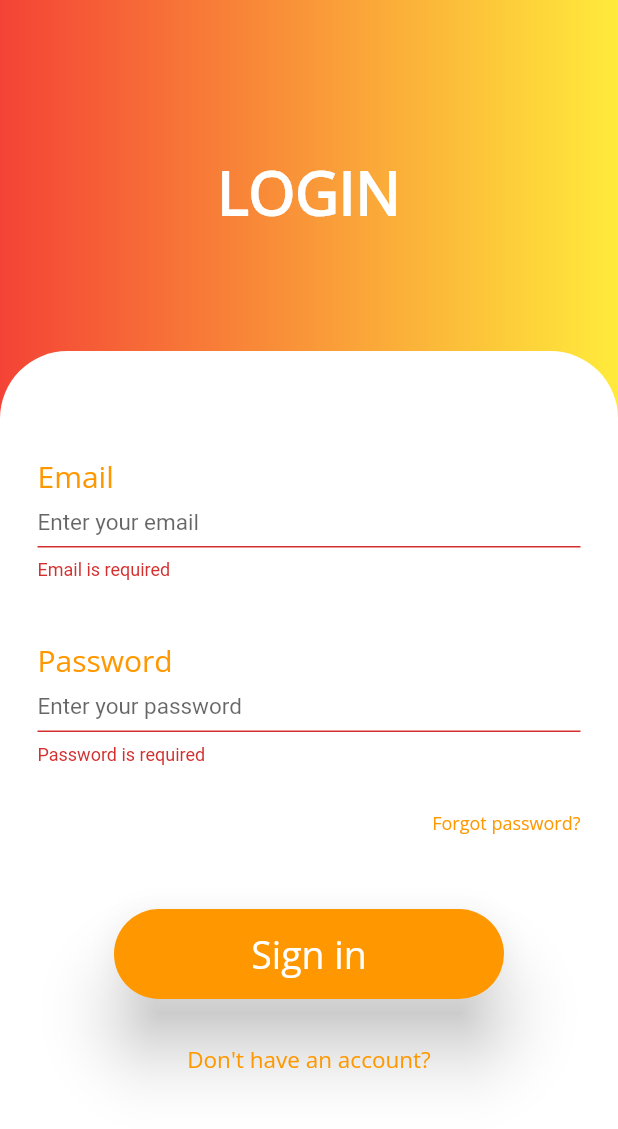
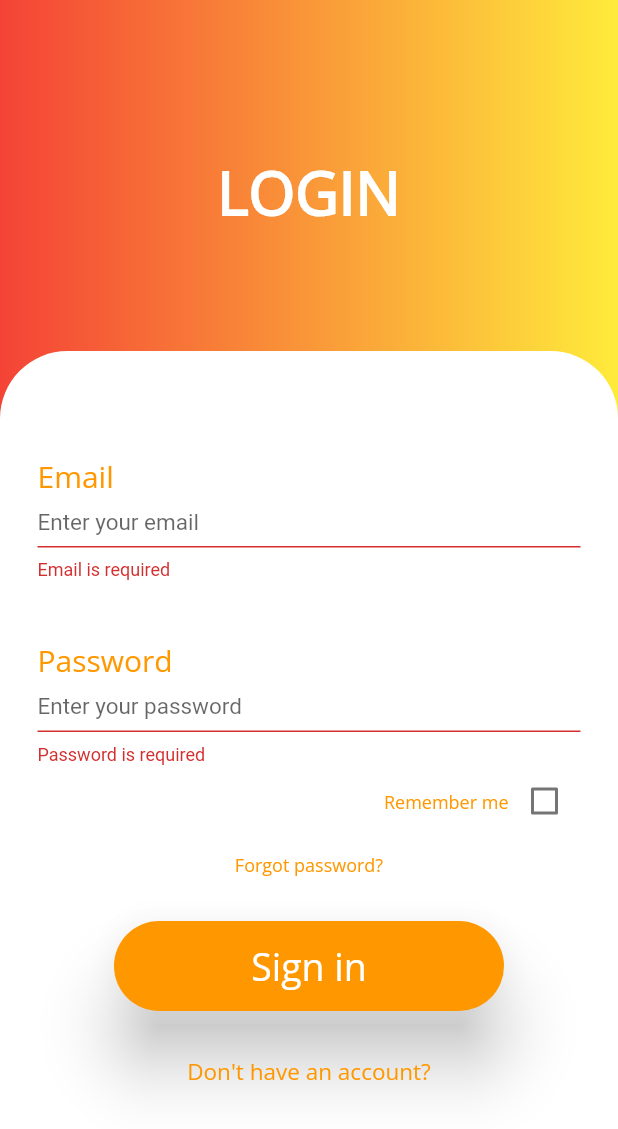
Before and after one commit to AlbertoPinto97/HistoView, a Flutter app: the screen it shows after launch, after a tap on "Sign in", on a phone screen of 412 x 824 dp. Shown: the top 1129 px of the screen. Run offline on Flutter 3.47's test engine with Material 2 defaults, Android fonts, the phone set to English and light mode, and no system bars; our stand-ins replace cloud_firestore, firebase_core, form_field_validator, geocoding, geolocator, google_maps_flutter and 2 more; accounts and stored records are empty.

Commit message:
remember me implemented

```diff
--- a/lib/views/login_view.dart
+++ b/lib/views/login_view.dart
@@ -2,6 +2,7 @@ import 'package:flutter/material.dart';
 import 'package:form_field_validator/form_field_validator.dart';
 import 'package:histo_view/model/current_user.dart';
 import 'package:histo_view/viewModel/register_login_view_model.dart';
+import 'package:shared_preferences/shared_preferences.dart';
 
 class LoginView extends StatefulWidget {
   const LoginView({Key? key}) : super(key: key);
@@ -12,19 +13,47 @@ class LoginView extends StatefulWidget {
 
 class _LoginViewState extends State<LoginView> {
   final _loginFormKey = GlobalKey<FormState>();
-
   final _emailValidator = MultiValidator([
     RequiredValidator(errorText: 'Email is required'),
     EmailValidator(errorText: 'Plese enter a valid email'),
   ]);
+  final _viewModel = RegisterLoginViewModel();
+  final TextEditingController _emailController = TextEditingController();
+  final TextEditingController _passwordController = TextEditingController();
+  bool _correctLogin = true;
+  bool _rememberLogin = false;
+  final Future<SharedPreferences> _prefs = SharedPreferences.getInstance();
+  final CurrentUser _user = CurrentUser();
+  bool _isLoading = true;
 
-  final _viewModel = RegisterLoginViewModel();
+  @override
+  void initState() {
+    super.initState();
+    _getLoginInfo();
+  }
 
-  final TextEditingController _emailController = TextEditingController();
+  // get login info if there's any stored to login automatically
+  _getLoginInfo() async {
+    final SharedPreferences prefs = await _prefs;
+    _rememberLogin = prefs.getBool('remember') ?? false;
+    if (_rememberLogin) {
+      _user.email = prefs.getString('email') ?? "";
+      _user.password = prefs.getString('password') ?? "";
+      await _viewModel.login(_user);
+      Navigator.pushNamed(context, '/tabBar');
+    } else {
+      _isLoading = false;
+    }
+    setState(() {});
+  }
 
-  final TextEditingController _passwordController = TextEditingController();
-
-  bool _correctLogin = true;
+  // stores login's information
+  _remember(String email, String password) async {
+    final SharedPreferences prefs = await _prefs;
+    prefs.setBool('remember', _rememberLogin);
+    prefs.setString('email', email);
+    prefs.setString('password', password);
+  }
 
   @override
   Widget build(BuildContext context) {
@@ -33,11 +62,18 @@ class _LoginViewState extends State<LoginView> {
     return Scaffold(
       resizeToAvoidBottomInset: false,
       backgroundColor: Colors.white,
-      body: Container(
+      body: _isLoading
+          ? Container(
+              color: Colors.white,
+            )
+          : Container(
               decoration: const BoxDecoration(
-            gradient: LinearGradient(colors: [Colors.red, Colors.yellow])),
+                  gradient:
+                      LinearGradient(colors: [Colors.red, Colors.yellow])),
               child: SingleChildScrollView(
-          child: Column(mainAxisAlignment: MainAxisAlignment.center, children: [
+                child: Column(
+                    mainAxisAlignment: MainAxisAlignment.center,
+                    children: [
                       const SizedBox(
                         height: 100,
                       ),
@@ -57,13 +93,15 @@ class _LoginViewState extends State<LoginView> {
                       Container(
                         decoration: const BoxDecoration(
                           color: Colors.white,
-                borderRadius: BorderRadius.vertical(top: Radius.circular(45.0)),
+                          borderRadius:
+                              BorderRadius.vertical(top: Radius.circular(45.0)),
                         ),
                         padding: const EdgeInsets.symmetric(horizontal: 25),
                         child: Form(
                           key: _loginFormKey,
-                child:
-                    Column(mainAxisAlignment: MainAxisAlignment.end, children: [
+                          child: Column(
+                              mainAxisAlignment: MainAxisAlignment.end,
+                              children: [
                                 const SizedBox(
                                   height: 70,
                                 ),
@@ -107,12 +145,39 @@ class _LoginViewState extends State<LoginView> {
                                   style: const TextStyle(fontSize: 15),
                                   obscureText: true,
                                   decoration: const InputDecoration(
-                        isDense: true, hintText: 'Enter your password'),
-                    validator:
-                        RequiredValidator(errorText: 'Password is required'),
+                                      isDense: true,
+                                      hintText: 'Enter your password'),
+                                  validator: RequiredValidator(
+                                      errorText: 'Password is required'),
+                                ),
+                                // REMEMBER ME
+                                Row(
+                                  mainAxisAlignment: MainAxisAlignment.end,
+                                  children: [
+                                    const Text(
+                                      "Remember me",
+                                      style: TextStyle(
+                                          fontFamily: 'OpenSans',
+                                          fontSize: 12,
+                                          color: Colors.orange),
+                                    ),
+                                    StatefulBuilder(
+                                      builder: (BuildContext context,
+                                          StateSetter setState) {
+                                        return Checkbox(
+                                          value: _rememberLogin,
+                                          onChanged: (bool? value) {
+                                            setState(() {
+                                              _rememberLogin = value!;
+                                            });
+                                          },
+                                        );
+                                      },
+                                    ),
+                                  ],
                                 ),
                                 const SizedBox(
-                    height: 30,
+                                  height: 10,
                                 ),
                                 if (!_correctLogin)
                                   const Text(
@@ -129,10 +194,11 @@ class _LoginViewState extends State<LoginView> {
                                 //FORGOT PASSWORD
                                 GestureDetector(
                                   onTap: () {
-                      Navigator.pushNamed(context, '/forgotPassword');
+                                    Navigator.pushNamed(
+                                        context, '/forgotPassword');
                                   },
                                   child: Container(
-                      alignment: Alignment.topRight,
+                                    alignment: Alignment.center,
                                     child: const Text(
                                       'Forgot password?',
                                       style: TextStyle(
@@ -144,7 +210,7 @@ class _LoginViewState extends State<LoginView> {
                                   ),
                                 ),
                                 const SizedBox(
-                    height: 50,
+                                  height: 30,
                                 ),
                                 //BUTTON SIGN IN
                                 SizedBox(
@@ -152,23 +218,32 @@ class _LoginViewState extends State<LoginView> {
                                   width: 260,
                                   child: ElevatedButton(
                                       style: ButtonStyle(
-                          elevation: MaterialStateProperty.all(20),
-                          shape:
-                              MaterialStateProperty.all<RoundedRectangleBorder>(
+                                        elevation:
+                                            MaterialStateProperty.all(20),
+                                        shape: MaterialStateProperty.all<
+                                                RoundedRectangleBorder>(
                                             RoundedRectangleBorder(
-                            borderRadius: BorderRadius.circular(45.0),
+                                          borderRadius:
+                                              BorderRadius.circular(45.0),
                                         )),
                                         backgroundColor:
-                              MaterialStateProperty.all(Colors.orange),
+                                            MaterialStateProperty.all(
+                                                Colors.orange),
                                       ),
                                       onPressed: () async {
-                          CurrentUser user = CurrentUser();
-                          user.setEmailPassword(
-                              _emailController.text, _passwordController.text);
-                          if (_loginFormKey.currentState!.validate()) {
-                            _correctLogin = await _viewModel.login(user);
+                                        _user.setEmailPassword(
+                                            _emailController.text,
+                                            _passwordController.text);
+                                        if (_loginFormKey.currentState!
+                                            .validate()) {
+                                          _correctLogin =
+                                              await _viewModel.login(_user);
                                           if (_correctLogin) {
-                              Navigator.pushNamed(context, '/tabBar');
+                                            _remember(
+                                                _user.email, _user.password);
+
+                                            Navigator.pushNamed(
+                                                context, '/tabBar');
                                           }
                                         }
                                         setState(() {});
--- a/lib/views/tabs/tab_bar_view.dart
+++ b/lib/views/tabs/tab_bar_view.dart
@@ -2,6 +2,7 @@ import 'package:flutter/material.dart';
 import 'package:histo_view/views/tabs/favorite/favorite_view.dart';
 import 'package:histo_view/views/tabs/map/map_view.dart';
 import 'package:histo_view/views/tabs/profile/profile_view.dart';
+import 'package:shared_preferences/shared_preferences.dart';
 
 class TabBarAppView extends StatefulWidget {
   const TabBarAppView({Key? key}) : super(key: key);
@@ -80,7 +81,7 @@ class _TabBarAppViewState extends State<TabBarAppView> {
                 child: const Text('No'),
               ),
               TextButton(
-                onPressed: () => Navigator.of(context).pop(true),
+                onPressed: () => logout(),
                 child: const Text('Yes'),
               ),
             ],
@@ -88,4 +89,11 @@ class _TabBarAppViewState extends State<TabBarAppView> {
         )) ??
         false;
   }
+
+  void logout() async {
+    final SharedPreferences prefs = await SharedPreferences.getInstance();
+    //clear all sharedPrefenreces
+    await prefs.clear();
+    Navigator.pushNamed(context, '/login');
+  }
 }
--- a/pubspec.yaml
+++ b/pubspec.yaml
@@ -44,6 +44,7 @@ dependencies:
   geolocator: ^7.7.1
   permission_handler: ^8.3.0
   geocoding: ^2.0.1
+  shared_preferences: ^2.0.11
 
 dev_dependencies:
   flutter_test:
```
Also changed, not shown: pubspec.lock. Lines whose indentation alone changed are shown as unchanged.
